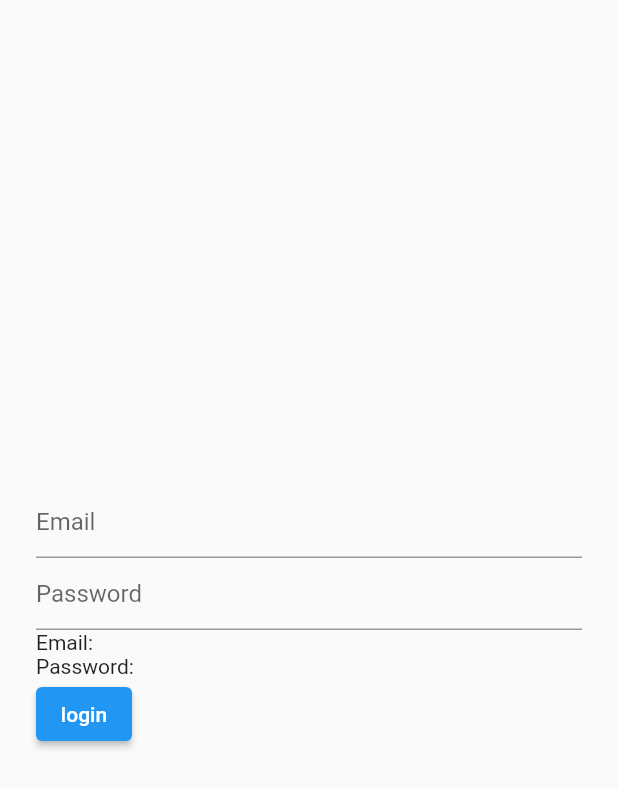
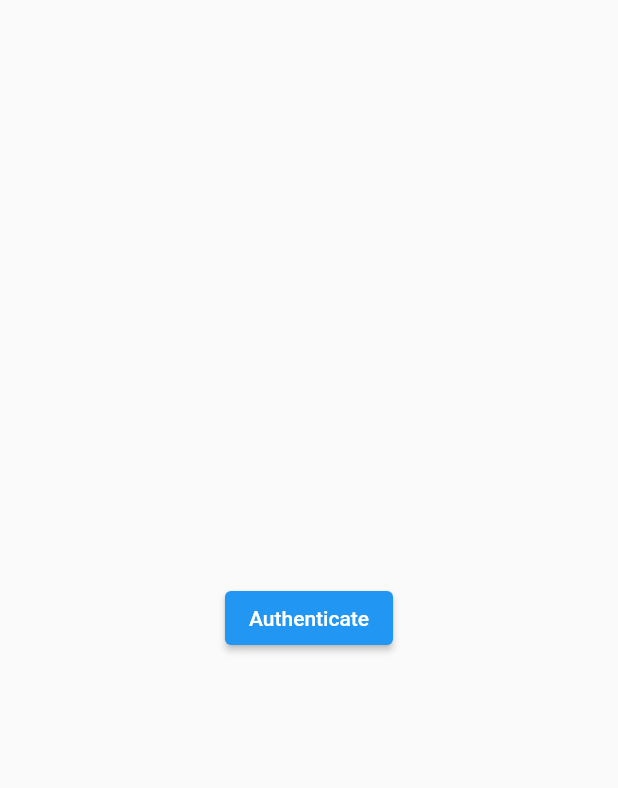
Before and after one commit to forezyy/EZYY-tespen_learn, a Flutter app: the screen it shows after launch, on a phone screen of 412 x 824 dp. Shown: the top 788 px of the screen. Run offline on Flutter 3.47's test engine with Material 2 defaults, Android fonts, the light colour scheme and no system bars; our stand-ins replace dio, equatable, flutter_bloc, flutter_svg, get_storage, google_fonts and 1 more.

Commit message:
Adding biometric

```diff
--- a/lib/main.dart
+++ b/lib/main.dart
@@ -1,4 +1,5 @@
 import 'package:ezy_tespen_learn/bloc/authentication_bloc.dart';
+import 'package:ezy_tespen_learn/screens/biometric_screen.dart';
 import 'package:ezy_tespen_learn/screens/bloc_state_screen.dart';
 import 'package:ezy_tespen_learn/screens/get_storage_screen.dart';
 import 'package:ezy_tespen_learn/screens/home_screen.dart';
@@ -26,7 +27,7 @@ class MyApp extends StatelessWidget {
   // This widget is the root of your application.
   @override
   Widget build(BuildContext context) {
-    return loginScreenWithApi();
+    return biometricScreen();
   }
 
   restApiScreen() {
@@ -138,4 +139,15 @@ class MyApp extends StatelessWidget {
       debugShowCheckedModeBanner: false,
     );
   }
+
+  biometricScreen() {
+    return MaterialApp(
+      title: 'Flutter Demo',
+      theme: ThemeData(
+        primarySwatch: Colors.blue,
+      ),
+      home: BiometricScreen(),
+      debugShowCheckedModeBanner: false,
+    );
+  }
 }
--- /dev/null
+++ b/lib/screens/biometric_screen.dart
@@ -0,0 +1,51 @@
+import 'package:flutter/material.dart';
+import 'package:flutter/services.dart';
+import 'package:local_auth/local_auth.dart';
+import 'package:local_auth/error_codes.dart' as auth_error;
+
+class BiometricScreen extends StatelessWidget {
+  BiometricScreen({super.key});
+
+  final LocalAuthentication auth = LocalAuthentication();
+
+  Future<bool> isDeviceSupported() async {
+    return await auth.canCheckBiometrics || await auth.isDeviceSupported();
+  }
+
+  @override
+  Widget build(BuildContext context) {
+    return Scaffold(
+      body: Center(
+          child: ElevatedButton(
+        child: const Text("Authenticate"),
+        onPressed: () async {
+          var canAuthenticated = await isDeviceSupported();
+
+          if (canAuthenticated) {
+            try {
+              var isSuccess = await auth.authenticate(
+                localizedReason: "Gunakan FaceID untuk absen",
+                options: const AuthenticationOptions(
+                  useErrorDialogs: false,
+                  biometricOnly: true,
+                ),
+              );
+              if (isSuccess) {
+                print("Berhasil di authenticate");
+                // TODO: SEND DATA TO API
+              } else {
+                print("Gagal diauthenticate");
+                // TODO: NOTICE USER
+              }
+            } on PlatformException catch (e) {
+              print("Gagal diauthenticate");
+              print(e);
+              // TODO: NOTICE USER
+            }
+          } else
+            print("Device tidak support");
+        },
+      )),
+    );
+  }
+}
--- a/pubspec.yaml
+++ b/pubspec.yaml
@@ -39,6 +39,7 @@ dependencies:
   equatable: ^2.0.5
   get_storage: ^2.1.1
   dio: ^5.1.1
+  local_auth: ^2.1.6
 
 dev_dependencies:
   flutter_test:
```
Also changed, not shown: pubspec.lock, 9 other files.
